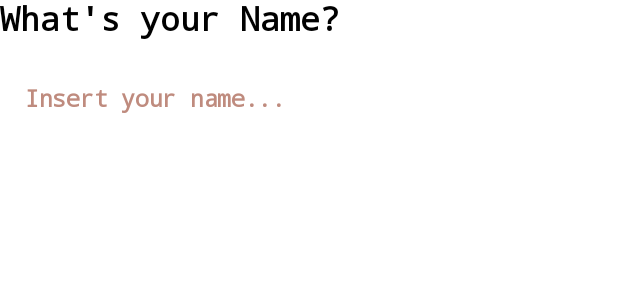
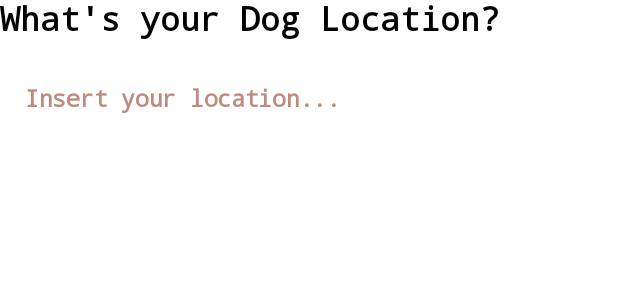
Before and after one commit to ESGTS-TESP-VFX/TESP2324-Projeto, an Android app built with Jetpack Compose: the @Preview function VarInputLocBox, on a phone screen of 412 x 824 dp. Shown: the top 300 px of the screen. Run offline under Robolectric (Android 15) with nearby library versions, the phone set to English and light mode, and no system bars.

Commit message:
Commit InputLocBox

```diff
--- a/app/src/main/java/com/tesp/tindogapp/components/VarInputNameBox.kt
+++ b/app/src/main/java/com/tesp/tindogapp/components/VarInputLocBox.kt
@@ -25,12 +25,12 @@ import androidx.compose.ui.unit.sp
 @Preview(showBackground = true, heightDp = 600, widthDp = 380)
 @OptIn(ExperimentalMaterial3Api::class)
 @Composable
-fun VarInputNameBox() {
-    var inputName by remember { mutableStateOf("") }
+fun VarInputLocBox() {
+    var inputLoc by remember { mutableStateOf("") }
 
 
     Text(
-        text = "What's your Name?",
+        text = "What's your Dog Location?",
         fontSize = 22.sp,
         fontWeight = FontWeight.Bold,
         fontFamily = FontFamily.Monospace,
@@ -40,11 +40,11 @@ fun VarInputNameBox() {
 
 
     OutlinedTextField(
-        value = inputName,
-        onValueChange = { inputName = it },
+        value = inputLoc,
+        onValueChange = { inputLoc = it },
         label = {
             Text(
-                "Insert your name...",
+                "Insert your location...",
                 fontSize = 15.sp,
                 fontWeight = FontWeight.Bold,
                 fontFamily = FontFamily.Monospace,
```
Also changed, not shown: app/src/main/java/com/tesp/tindogapp/pages/FormPage.kt (+113 -10 lines).
